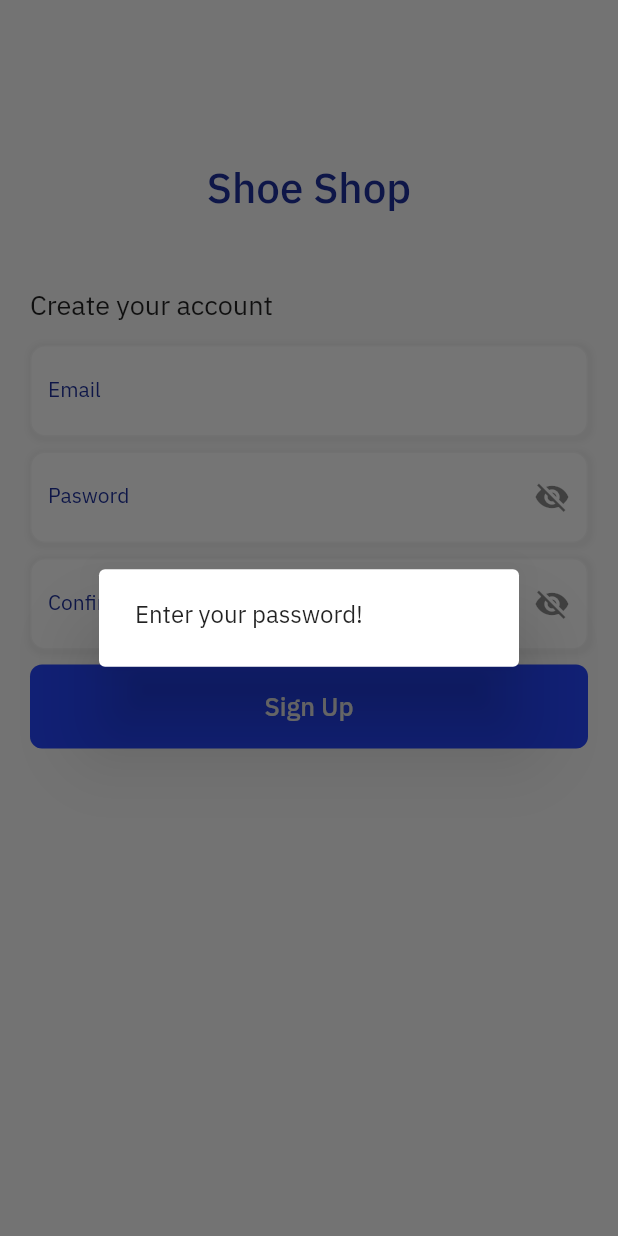
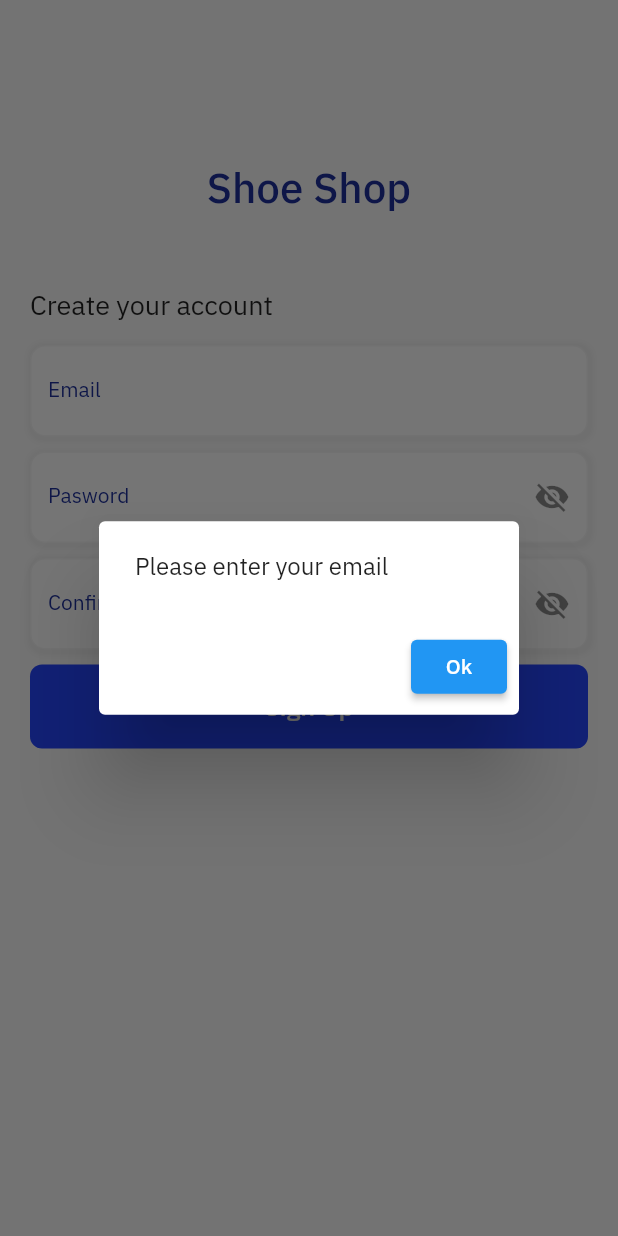
Before and after one commit to mboyamike/eighty_two, a Flutter app: the screen it shows after launch, after a tap on "Sign Up", on a phone screen of 412 x 824 dp. Run offline on Flutter 3.47's test engine with Material 2 defaults, Android fonts, the light colour scheme and no system bars; our stand-ins replace firebase_auth, firebase_core; accounts and stored records are empty.

Commit message:
feat: add signup to UI

```diff
--- a/lib/authentication/screens/widgets/sign_up_form.dart
+++ b/lib/authentication/screens/widgets/sign_up_form.dart
@@ -1,4 +1,6 @@
+import 'package:eighty_two/authentication/providers/auth_provider.dart';
 import 'package:flutter/material.dart';
+import 'package:provider/provider.dart';
 
 import 'auth_button.dart';
 import 'auth_text_field.dart';
@@ -21,10 +23,56 @@ class _SignUpFormState extends State<SignUpForm> {
 
   String? passwordError;
 
-  _fieldFocusChange(
+  void _fieldFocusChange(
       BuildContext context, FocusNode currentFocus, FocusNode nextFocus) {
     currentFocus.unfocus();
     FocusScope.of(context).requestFocus(nextFocus);
+  }
+
+  void _onSignUpButtonPressed(BuildContext context) async {
+    final email = _emailController.text.toLowerCase().trim();
+    final password = _passwordController.text.trim();
+    final confirmPassword = _confirmPasswordController.text.trim();
+
+    if (email.isEmpty) {
+      showAlert(message: 'Please enter your email', context: context);
+      return;
+    }
+
+    bool isEmailValid = RegExp(
+            r"^[a-zA-Z0-9.a-zA-Z0-9.!#$%&'*+-/=?^_`{|}~]+@[a-zA-Z0-9]+\.[a-zA-Z]+")
+        .hasMatch(email);
+
+    if (!isEmailValid) {
+      showAlert(
+        message: 'Please enter a valid email',
+        context: context,
+      );
+      return;
+    }
+
+    if (password.isEmpty) {
+      showAlert(
+        message: 'Please enter your password',
+        context: context,
+      );
+      return;
+    }
+
+    if (password != confirmPassword) {
+      showAlert(
+        message: 'Make sure your password and the confirm password match',
+        context: context,
+      );
+      return;
+    }
+
+    final authProvider = context.read<AuthProvider>();
+
+    authProvider.signUpWithEmailAndPassword(
+      email: email,
+      password: password,
+    );
   }
 
   @override
@@ -76,7 +124,7 @@ class _SignUpFormState extends State<SignUpForm> {
             obscureText: true,
             textCapitalization: TextCapitalization.none,
             keyboardType: TextInputType.text,
-            textEditingController: TextEditingController(),
+            textEditingController: _confirmPasswordController,
             textInputAction: TextInputAction.done,
             focusNode: _confirmPasswordNode,
           ),
@@ -84,21 +132,25 @@ class _SignUpFormState extends State<SignUpForm> {
           AuthButton(
             duration: const Duration(milliseconds: 600),
             text: 'Sign Up',
-            onPress: () {
-              if (_passwordController.text.trim().isEmpty) {
-                showDialog(
-                  context: context,
-                  barrierDismissible: true,
-                  builder: (_) => AlertDialog(
-                    content: Text('Enter your password!'),
-                  ),
-                );
-              }
-              if (_passwordController.text !=
-                  _confirmPasswordController.text) {}
-            },
+            onPress: () => _onSignUpButtonPressed(context),
           ),
-          const SizedBox(height: 50),
+          const SizedBox(height: 20),
+        ],
+      ),
+    );
+  }
+
+  Future<void> showAlert(
+      {required String message, required BuildContext context}) {
+    return showDialog(
+      context: context,
+      builder: (context) => AlertDialog(
+        content: Text(message),
+        actions: [
+          ElevatedButton(
+            onPressed: Navigator.of(context).pop,
+            child: const Text('Ok'),
+          ),
         ],
       ),
     );
```
